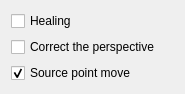
The window that krita/plugins/paintops/defaultpaintops/duplicate/wdgduplicateop.ui (KDE/krita) describes before a commit, drawn with Qt 5.
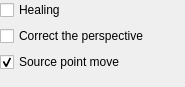
The same window after the commit.

Commit message:
Lot's of margin twisting in Krita brush config UI
Among other things removed the margin from KoResourceItemChooser, as it is a widget,
only composed from other widgets, so to align properly with other widgets there should
not be a margin around it

thanks boud for review

What changed in the file:
```diff
--- a/krita/plugins/paintops/defaultpaintops/duplicate/wdgduplicateop.ui
+++ b/krita/plugins/paintops/defaultpaintops/duplicate/wdgduplicateop.ui
@@ -11,6 +11,9 @@
    </rect>
   </property>
   <layout class="QVBoxLayout" name="verticalLayout">
+   <property name="margin">
+    <number>0</number>
+   </property>
    <item>
     <widget class="QCheckBox" name="cbHealing">
      <property name="text">
```
The commit also changes 26 other files.
